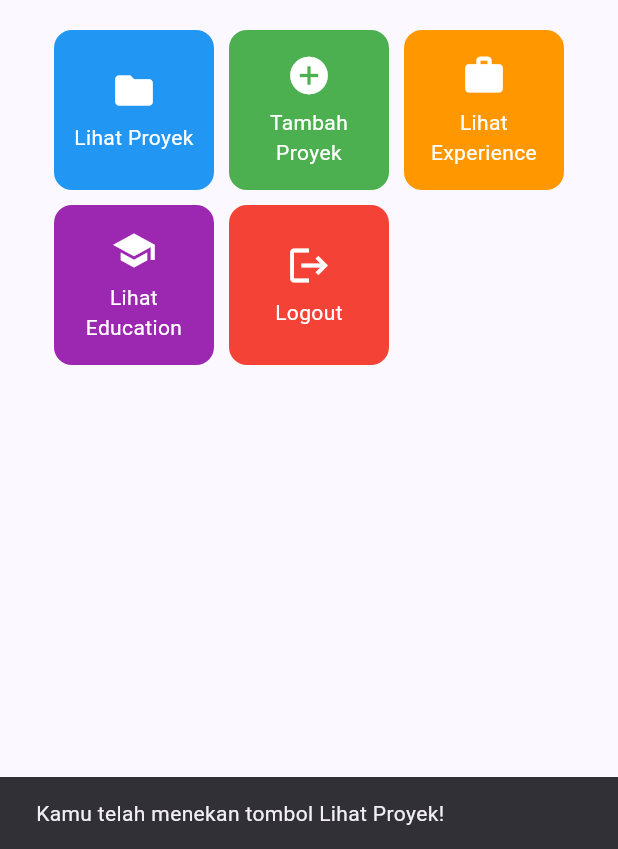
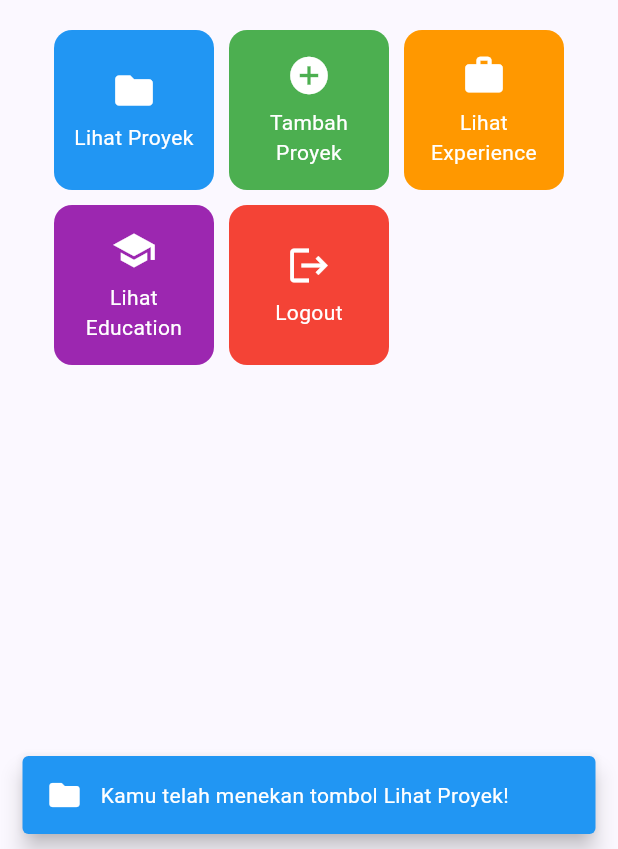
Before and after one commit to syakhrnss/myportofolio_mobile, a Flutter app: the screen it shows after launch, after a tap on "Lihat Proyek", on a phone screen of 412 x 824 dp, the part 387-1236 px from its top. Run offline on Flutter 3.47's test engine with Material 3 defaults, Android fonts, the phone set to English and light mode, and no system bars.

Commit message:
feat: show styled SnackBar with icon and item color

```diff
--- a/lib/menu.dart
+++ b/lib/menu.dart
@@ -154,7 +154,22 @@ class ItemCard extends StatelessWidget {
           ScaffoldMessenger.of(context)
             ..hideCurrentSnackBar()
             ..showSnackBar(
-              SnackBar(content: Text("Kamu telah menekan tombol ${item.name}!"))
+              SnackBar(
+                backgroundColor: item.color,
+                behavior: SnackBarBehavior.floating,
+                content: Row(
+                  children: [
+                    Icon(item.icon, color: Colors.white),
+                    const SizedBox(width: 12),
+                    Expanded(
+                      child: Text(
+                        "Kamu telah menekan tombol ${item.name}!",
+                        style: const TextStyle(color: Colors.white),
+                      ),
+                    ),
+                  ],
+                ),
+              ),
             );
         },
         child: Container(
```
